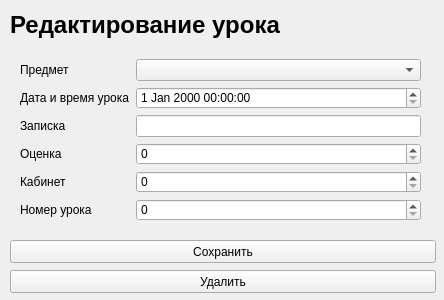
Before: the Qt Designer form resources/forms/edit_lesson.ui in lubaskinc0de/student_journal, drawn with Qt 5.
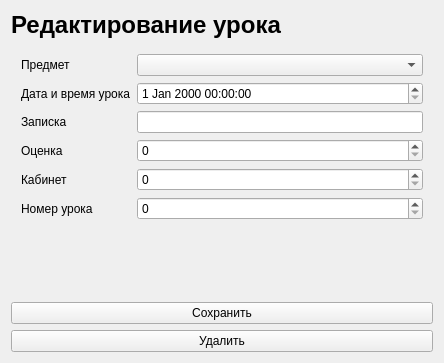
After: the same form once the commit is applied.

Patch:
```diff
--- a/resources/forms/edit_lesson.ui
+++ b/resources/forms/edit_lesson.ui
@@ -7,21 +7,15 @@
     <x>0</x>
     <y>0</y>
     <width>444</width>
-    <height>300</height>
+    <height>363</height>
    </rect>
   </property>
   <property name="windowTitle">
    <string>Form</string>
   </property>
+  <layout class="QGridLayout" name="gridLayout">
+   <item row="0" column="0">
   <widget class="QLabel" name="main_label">
-   <property name="geometry">
-    <rect>
-     <x>10</x>
-     <y>10</y>
-     <width>426</width>
-     <height>29</height>
-    </rect>
-   </property>
    <property name="sizePolicy">
     <sizepolicy hsizetype="Preferred" vsizetype="Fixed">
      <horstretch>0</horstretch>
@@ -31,7 +25,6 @@
    <property name="font">
     <font>
      <pointsize>18</pointsize>
-     <weight>75</weight>
      <bold>true</bold>
     </font>
    </property>
@@ -42,28 +35,8 @@
     <number>-1</number>
    </property>
   </widget>
-  <widget class="QPushButton" name="submit_btn">
-   <property name="geometry">
-    <rect>
-     <x>10</x>
-     <y>240</y>
-     <width>426</width>
-     <height>23</height>
-    </rect>
-   </property>
-   <property name="text">
-    <string>Сохранить</string>
-   </property>
-  </widget>
-  <widget class="QWidget" name="layoutWidget">
-   <property name="geometry">
-    <rect>
-     <x>10</x>
-     <y>50</y>
-     <width>421</width>
-     <height>171</height>
-    </rect>
-   </property>
+   </item>
+   <item row="1" column="0">
    <layout class="QFormLayout" name="formLayout">
     <property name="leftMargin">
      <number>10</number>
@@ -135,20 +108,22 @@
      <widget class="QSpinBox" name="index_number_spinbox"/>
     </item>
    </layout>
-  </widget>
+   </item>
+   <item row="2" column="0">
+    <widget class="QPushButton" name="submit_btn">
+     <property name="text">
+      <string>Сохранить</string>
+     </property>
+    </widget>
+   </item>
+   <item row="4" column="0">
   <widget class="QPushButton" name="delete_btn">
-   <property name="geometry">
-    <rect>
-     <x>10</x>
-     <y>270</y>
-     <width>426</width>
-     <height>23</height>
-    </rect>
-   </property>
    <property name="text">
     <string>Удалить</string>
    </property>
   </widget>
+   </item>
+  </layout>
  </widget>
  <resources/>
  <connections/>
```
Left out of the diff: 6 changed lines with no effect on the pictures. Lines whose indentation alone changed are shown as unchanged.
